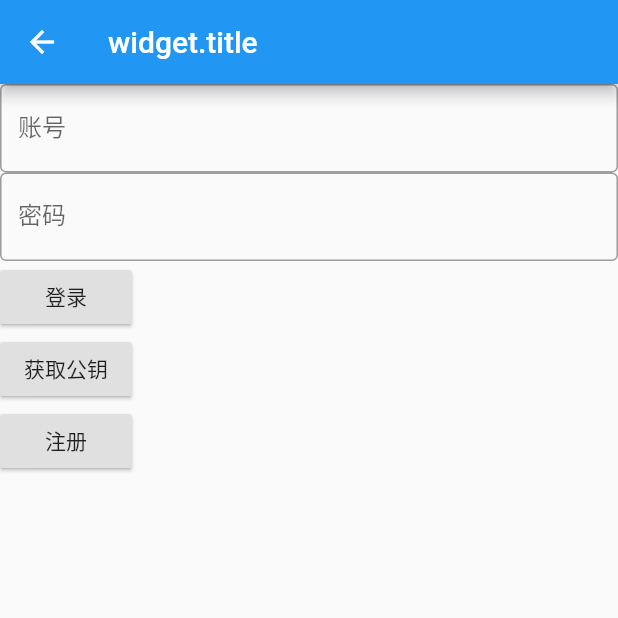
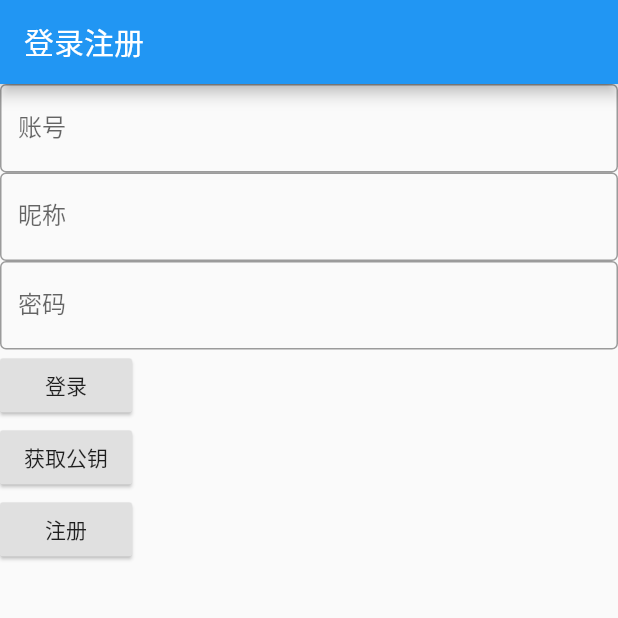
Before and after one commit to chenpeng/acai-flutter, a Flutter app: the Login screen opened by its route, after a tap on "注册", on a phone screen of 412 x 824 dp, the top half of it. Run offline on Flutter 3.47's test engine with Material 2 defaults, Android fonts, the phone set to English and light mode, and no system bars; drawn by our look-alikes of oktoast; our stand-ins replace dio, image_picker, pull_to_refresh, shared_preferences; missing offline and left inert: encrypt; accounts and stored records are empty; network calls fail; statements that could not run were skipped.

Commit message:
完善login页

```diff
--- a/lib/home/login.dart
+++ b/lib/home/login.dart
@@ -1,13 +1,11 @@
-import 'dart:io';
-import 'dart:typed_data';
-
+import 'package:acai_flutter/home/home.dart';
 import 'package:acai_flutter/util/DioUtils.dart';
 import 'package:encrypt/encrypt.dart';
 import 'package:flutter/cupertino.dart';
 import 'package:flutter/material.dart';
-import 'dart:convert';
 
 import 'package:oktoast/oktoast.dart';
+import 'package:shared_preferences/shared_preferences.dart';
 
 class Login extends StatefulWidget {
   Login({this.text});
@@ -20,6 +18,7 @@ class Login extends StatefulWidget {
 
 class LoginState extends State<Login> {
   final TextEditingController usernameController = new TextEditingController();
+  final TextEditingController nicknameController = new TextEditingController();
   final TextEditingController passwordController = new TextEditingController();
   var publicKey;
 
@@ -32,62 +31,38 @@ class LoginState extends State<Login> {
   getPublicKey() async {
     var url = '/api/oauth/publicKey';
     var dio = await DioUtils.getDio();
-    try {
     var response = await dio.get(url);
-      if (response.statusCode == HttpStatus.ok) {
     var data = response.data;
-        var code = data['Code'];
-        if (code == "0") {
     setState(() {
-            var str = data['Data'];
+      var str = data['data'];
       final parser = RSAKeyParser();
       publicKey = parser.parse(str);
-            print("公钥：");
-            print(str);
     });
-        } else {
-          showToast("获取公钥失败");
-        }
-      } else {
-        print('查询失败:${response.statusCode}');
-      }
-    } catch (e) {
-      print('查询失败');
-    }
   }
 
   Future signUp() async {
     String username = usernameController.text;
+    String nickname = nicknameController.text;
     String password = passwordController.text;
-    if (username == '' || password == '') {
+    if (username == '' || nickname == '' || password == '') {
       return;
     }
-    String text = username + ";" + password;
+    String text = username + ";" + nickname + ";" + password;
     var iv = IV.fromSecureRandom(256);
     var random = iv.base64;
     String encrypted =
         Encrypter(RSA(publicKey: publicKey)).encrypt(text, iv: iv).base64;
-    print(encrypted);
     var url = '/api/oauth/signUp';
     var dio = await DioUtils.getDio();
-    try {
     var response =
-          await dio.post(url, data: {'Text': encrypted, 'Random': random});
-      if (response.statusCode == HttpStatus.ok) {
+        await dio.post(url, data: {'text': encrypted, 'random': random});
     var data = response.data;
-        var code = data['Code'];
-        if (code == "0") {
-          print("返回时:");
-          print(data['Data']);
+    var code = data['code'];
+    if (code == 0) {
       showToast("注册成功");
     } else {
-          showToast("注册失败");
-        }
-      } else {
-        print('查询失败:${response.statusCode}');
-      }
-    } catch (e) {
-      print('查询失败');
+      var message = data['message'];
+      showToast(message);
     }
   }
 
@@ -105,30 +80,32 @@ class LoginState extends State<Login> {
     print(encrypted);
     var url = '/api/oauth/signIn';
     var dio = await DioUtils.getDio();
-    try {
     var response =
-          await dio.post(url, data: {'Text': encrypted, 'Random': random});
-      if (response.statusCode == HttpStatus.ok) {
+        await dio.post(url, data: {'text': encrypted, 'random': random});
     var data = response.data;
-        var code = data['Code'];
-        if (code != '0') {
-          showToast("登录失败");
-        }
-        print("返回时:");
-        print(data['Data']);
+    var code = data['code'];
+    if (code == 0) {
+      SharedPreferences prefs = await SharedPreferences.getInstance();
+      prefs.setString("accessToken", data['data']);
+      Navigator.push(
+        context,
+        new MaterialPageRoute(
+          builder: (context) => new MyHomePage(title: '阿财'),
+        ),
+      );
     } else {
-        print('查询失败:${response.statusCode}');
-      }
-    } catch (e) {
-      print('查询失败');
+      var message = data['message'];
+      showToast(message);
     }
   }
 
   @override
   Widget build(BuildContext context) {
+    DioUtils.ctx = context;
     return Scaffold(
       appBar: AppBar(
-        title: Text("widget.title"),
+        title: Text("登录注册"),
+        automaticallyImplyLeading: false,
       ),
       body: Column(
         children: <Widget>[
@@ -140,6 +117,18 @@ class LoginState extends State<Login> {
                     decoration: InputDecoration(
                       border: OutlineInputBorder(),
                       labelText: '账号',
+                    )),
+              ),
+            ],
+          ),
+          Row(
+            children: <Widget>[
+              Expanded(
+                child: TextField(
+                    controller: nicknameController,
+                    decoration: InputDecoration(
+                      border: OutlineInputBorder(),
+                      labelText: '昵称',
                     )),
               ),
             ],
```
Lines whose indentation alone changed are shown as unchanged.
